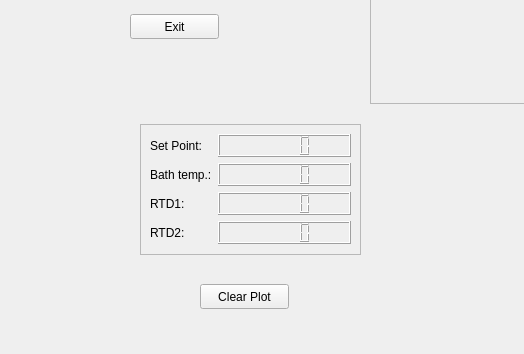
Above: src/gui/experiment.ui from gfogwill/FrESH before the change; both pictures show x 0 to 524 and y 286 to 640 of the 920 by 640 pixel window. Below: the same form after it.
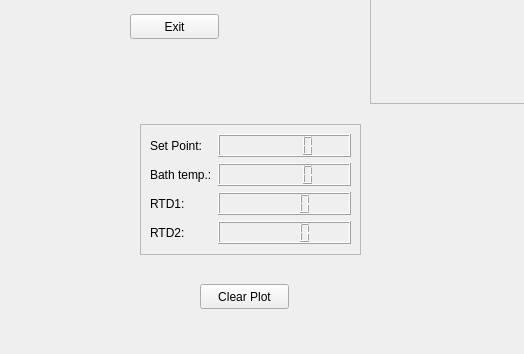
That is the form after the change. Custom widgets are drawn as their Qt base class.

```diff
--- a/src/gui/experiment.ui
+++ b/src/gui/experiment.ui
@@ -231,10 +231,18 @@
      </property>
      <layout class="QFormLayout" name="formLayout">
       <item row="0" column="1">
-       <widget class="QLCDNumber" name="lcdSP"/>
+       <widget class="QLCDNumber" name="lcdSP">
+        <property name="smallDecimalPoint">
+         <bool>true</bool>
+        </property>
+       </widget>
       </item>
       <item row="1" column="1">
-       <widget class="QLCDNumber" name="lcdBT"/>
+       <widget class="QLCDNumber" name="lcdBT">
+        <property name="smallDecimalPoint">
+         <bool>true</bool>
+        </property>
+       </widget>
       </item>
       <item row="2" column="0">
        <widget class="QLabel" name="label_4">
```
